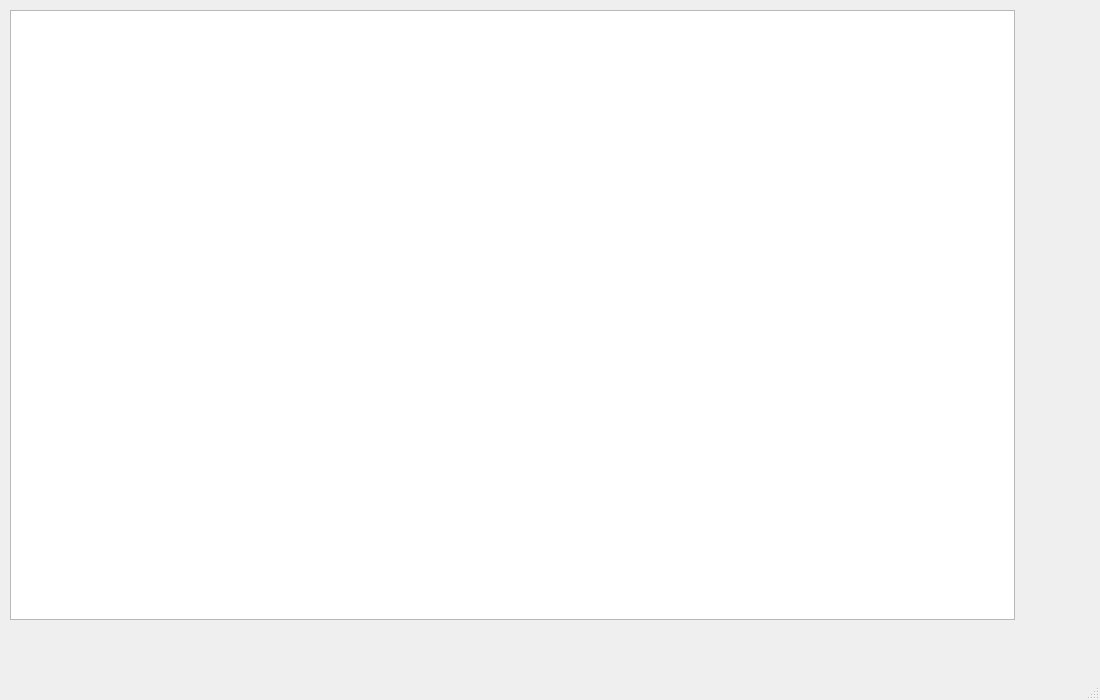
The window that proyectoInformatica/mainwindow.ui (Julian-guillermo-zapata-rugeles/proyectoInformatica) describes before a commit, drawn with Qt 5.
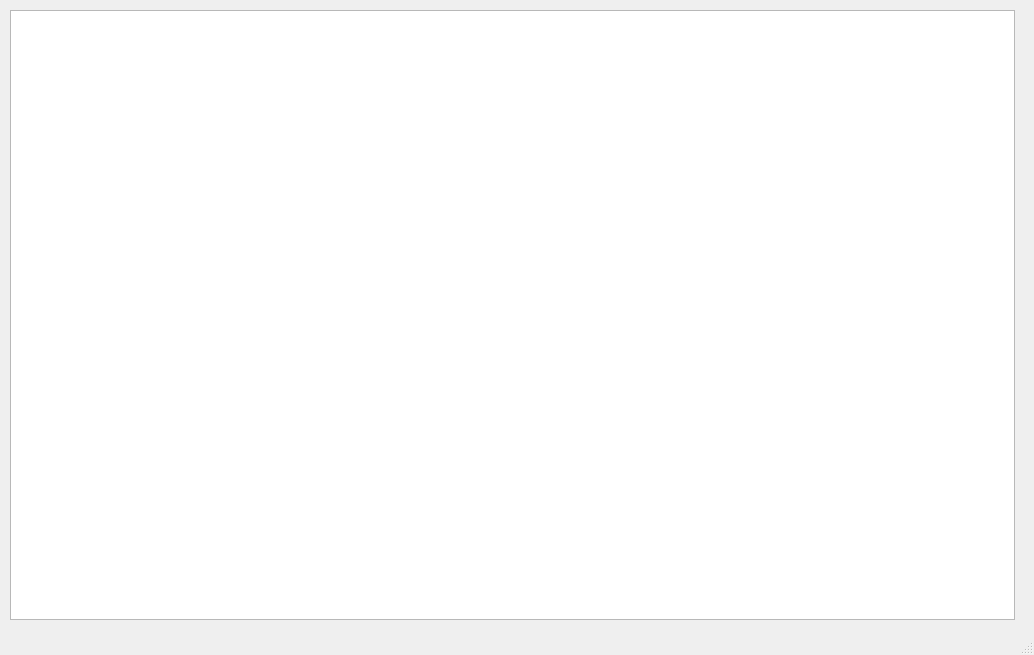
The same window after the commit. Icons and pictures are not drawn.

Patch:
```diff
--- a/proyectoInformatica/mainwindow.ui
+++ b/proyectoInformatica/mainwindow.ui
@@ -6,8 +6,8 @@
    <rect>
     <x>0</x>
     <y>0</y>
-    <width>1100</width>
-    <height>700</height>
+    <width>1034</width>
+    <height>655</height>
    </rect>
   </property>
   <property name="windowTitle">
```
Left out of the diff: 5 changed lines with no effect on the pictures.
